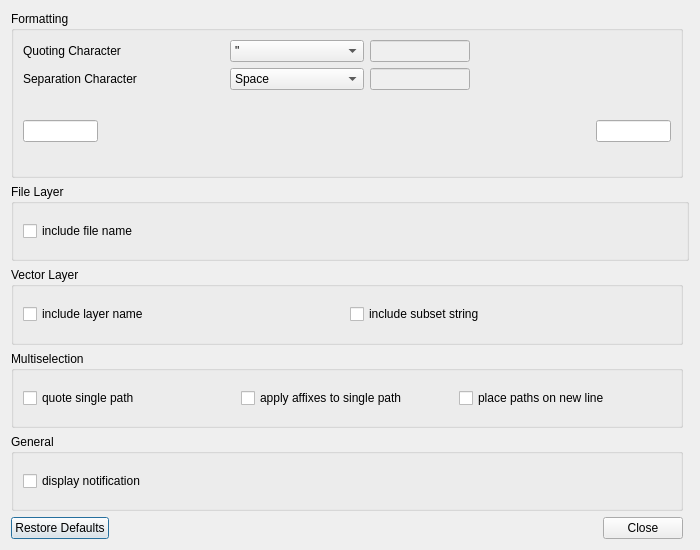
Old version of the form ui/settingsdiag.ui in the repository freeshrugsxd/qgis-pathfinder.
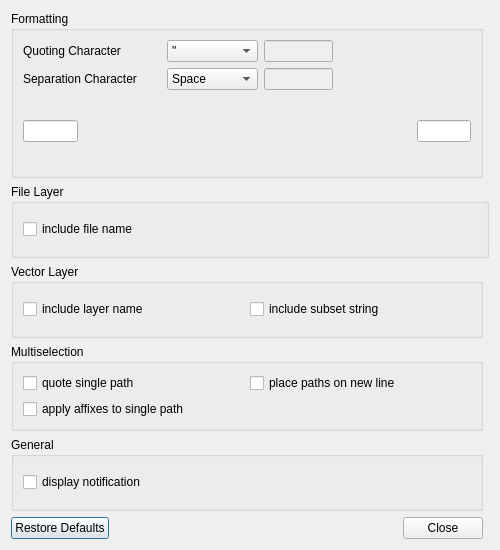
New version of the form.

Commit message: update settings dialog

```diff
--- a/ui/settingsdiag.ui
+++ b/ui/settingsdiag.ui
@@ -6,7 +6,7 @@
    <rect>
     <x>0</x>
     <y>0</y>
-    <width>700</width>
+    <width>500</width>
     <height>550</height>
    </rect>
   </property>
@@ -45,16 +45,6 @@
       <string>Multiselection</string>
      </property>
      <layout class="QGridLayout" name="gridLayout">
-      <item row="0" column="1">
-       <widget class="QCheckBox" name="single_path_affix">
-        <property name="toolTip">
-         <string>&lt;html&gt;&lt;head/&gt;&lt;body&gt;&lt;p&gt;Whether to apply prefix and postfix characters when only a single path is returned.&lt;/p&gt;&lt;/body&gt;&lt;/html&gt;</string>
-        </property>
-        <property name="text">
-         <string>apply affixes to single path</string>
-        </property>
-       </widget>
-      </item>
       <item row="0" column="0">
        <widget class="QCheckBox" name="single_path_quote">
         <property name="toolTip">
@@ -65,7 +55,17 @@
         </property>
        </widget>
       </item>
-      <item row="0" column="2">
+      <item row="1" column="0">
+       <widget class="QCheckBox" name="single_path_affix">
+        <property name="toolTip">
+         <string>&lt;html&gt;&lt;head/&gt;&lt;body&gt;&lt;p&gt;Whether to apply prefix and postfix characters when only a single path is returned.&lt;/p&gt;&lt;/body&gt;&lt;/html&gt;</string>
+        </property>
+        <property name="text">
+         <string>apply affixes to single path</string>
+        </property>
+       </widget>
+      </item>
+      <item row="0" column="1">
        <widget class="QCheckBox" name="paths_on_new_line">
         <property name="toolTip">
          <string>&lt;html&gt;&lt;head/&gt;&lt;body&gt;&lt;p&gt;Whether to place each path on a separate line.&lt;/p&gt;&lt;/body&gt;&lt;/html&gt;</string>
```
Left out of the diff: 2 changed lines with no effect on the pictures.
